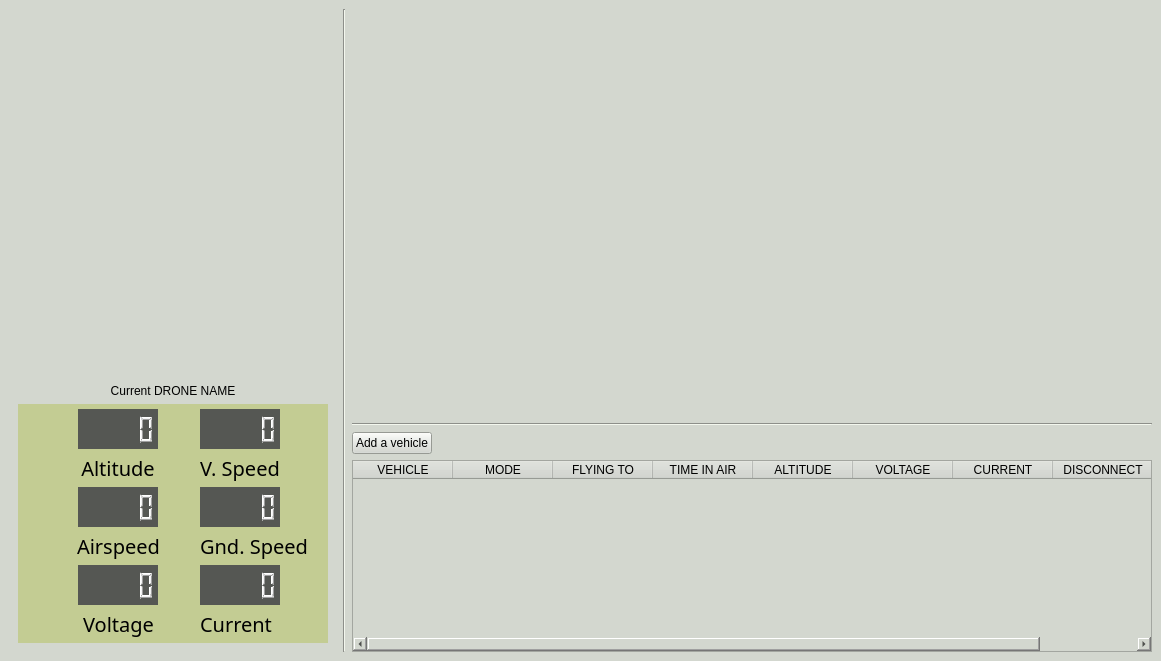
Above: src/main/python/gust/gui/ui/gustClient_2.ui from drjdlarson/gust before the change. Below: the same form after it.
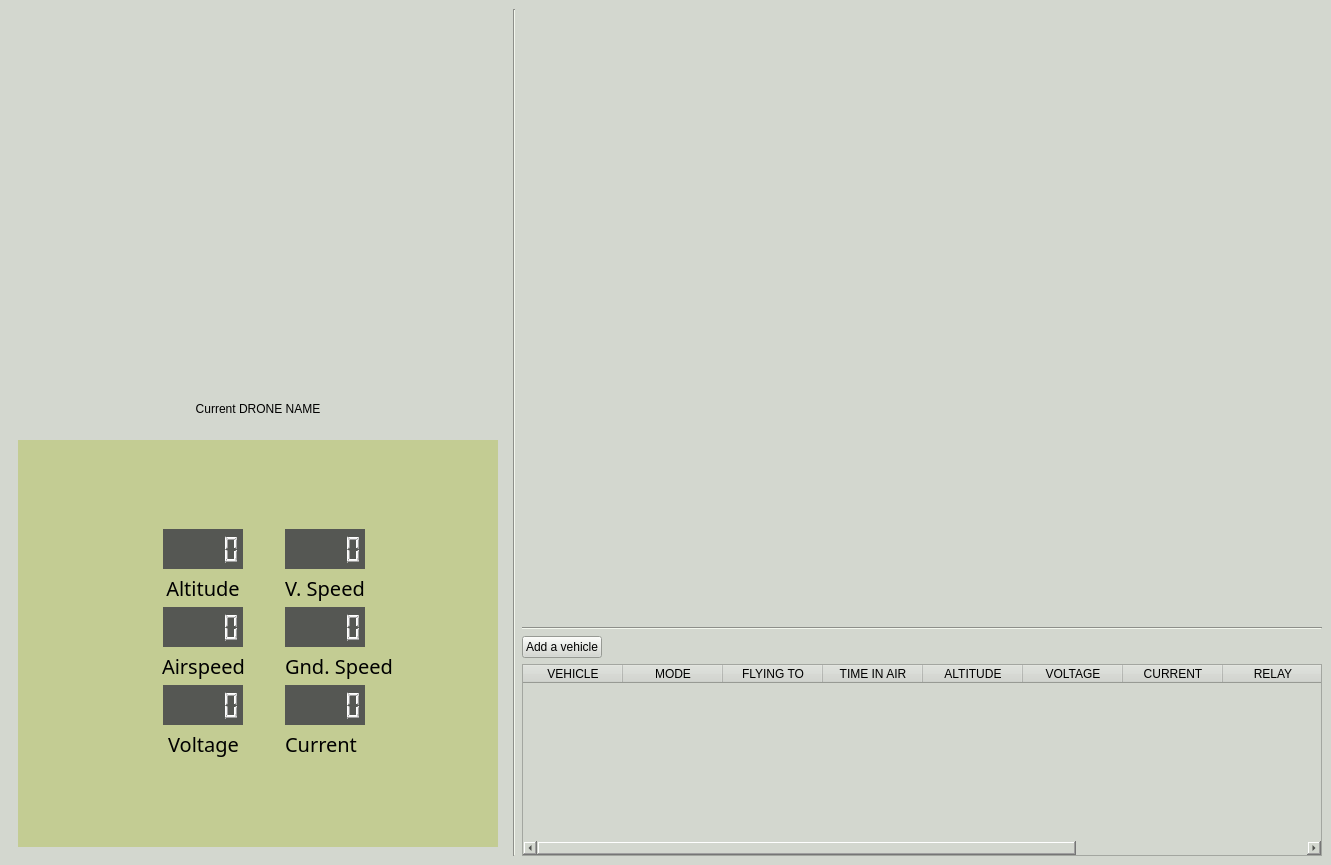
That is the form after the change. Custom widgets are drawn as their Qt base class.

```diff
--- a/src/main/python/gust/gui/ui/gustClient_2.ui
+++ b/src/main/python/gust/gui/ui/gustClient_2.ui
@@ -6,8 +6,8 @@
    <rect>
     <x>0</x>
     <y>0</y>
-    <width>1161</width>
-    <height>661</height>
+    <width>1285</width>
+    <height>865</height>
    </rect>
   </property>
   <property name="sizePolicy">
@@ -71,21 +71,21 @@
        <item>
         <widget class="HudWidget" name="widget_hud" native="true">
          <property name="sizePolicy">
-          <sizepolicy hsizetype="Expanding" vsizetype="Expanding">
+          <sizepolicy hsizetype="Fixed" vsizetype="Fixed">
            <horstretch>0</horstretch>
            <verstretch>0</verstretch>
           </sizepolicy>
          </property>
          <property name="minimumSize">
           <size>
-           <width>308</width>
-           <height>308</height>
+           <width>480</width>
+           <height>360</height>
           </size>
          </property>
          <property name="maximumSize">
           <size>
-           <width>400</width>
-           <height>400</height>
+           <width>480</width>
+           <height>360</height>
           </size>
          </property>
         </widget>
@@ -687,6 +687,16 @@
           <string>CURRENT</string>
          </property>
         </column>
+        <column>
+         <property name="text">
+          <string>RELAY</string>
+         </property>
+        </column>
+        <column>
+         <property name="text">
+          <string>ENGINE</string>
+         </property>
+        </column>
         <column>
          <property name="text">
           <string>DISCONNECT</string>
```
Left out of the diff: 6 changed lines with no effect on the pictures.
